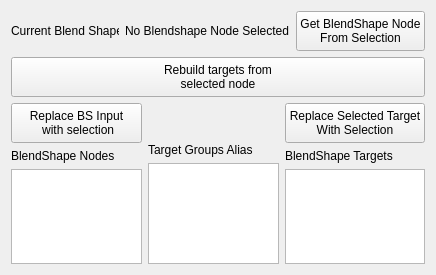
Old version of the form Python/Resources/RMblendShapeEditor.ui in the repository rendermotion/RMPY.
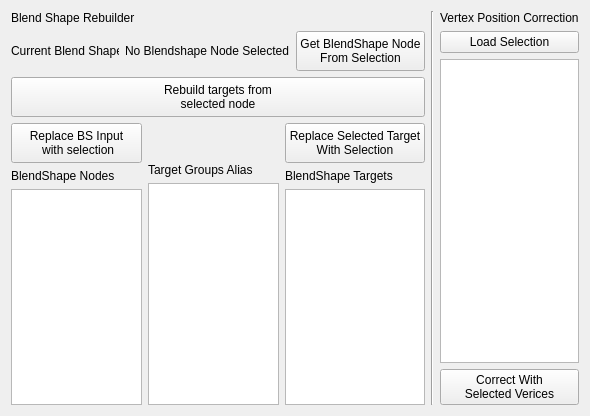
New version of the form.

Commit message:
Correcciones al BlendShape Editor,
Se agrego una herramienta para poder restaurar llos vertices de un
blendshape a la posicion de su padre.

What changed in the file:
```diff
--- a/Python/Resources/RMblendShapeEditor.ui
+++ b/Python/Resources/RMblendShapeEditor.ui
@@ -6,14 +6,23 @@
    <rect>
     <x>0</x>
     <y>0</y>
-    <width>390</width>
-    <height>275</height>
+    <width>533</width>
+    <height>416</height>
    </rect>
   </property>
   <property name="windowTitle">
    <string>Form</string>
   </property>
-  <layout class="QVBoxLayout" name="verticalLayout_4">
+  <layout class="QHBoxLayout" name="horizontalLayout_4">
+   <item>
+    <layout class="QVBoxLayout" name="verticalLayout_5">
+     <item>
+      <widget class="QLabel" name="BlendShapeRebuilderLabel">
+       <property name="text">
+        <string>Blend Shape Rebuilder</string>
+       </property>
+      </widget>
+     </item>
    <item>
     <layout class="QHBoxLayout" name="horizontalLayout_3">
      <item>
@@ -175,6 +184,56 @@
         <widget class="QListWidget" name="TargetList"/>
        </item>
       </layout>
+       </item>
+      </layout>
+     </item>
+    </layout>
+   </item>
+   <item>
+    <widget class="Line" name="line">
+     <property name="orientation">
+      <enum>Qt::Vertical</enum>
+     </property>
+    </widget>
+   </item>
+   <item>
+    <layout class="QVBoxLayout" name="verticalLayout_4">
+     <item>
+      <widget class="QLabel" name="CorrectVtxPosBtn">
+       <property name="frameShape">
+        <enum>QFrame::NoFrame</enum>
+       </property>
+       <property name="text">
+        <string>Vertex Position Correction</string>
+       </property>
+      </widget>
+     </item>
+     <item>
+      <widget class="QPushButton" name="LoadSelectionBtn">
+       <property name="toolTip">
+        <string>Load Targets you want to correct, then select the vertex on the original shape that you want to transfer to this targets. </string>
+       </property>
+       <property name="text">
+        <string>Load Selection</string>
+       </property>
+      </widget>
+     </item>
+     <item>
+      <widget class="QListWidget" name="listWidget"/>
+     </item>
+     <item>
+      <widget class="QPushButton" name="CorrectVtxBtn">
+       <property name="minimumSize">
+        <size>
+         <width>100</width>
+         <height>30</height>
+        </size>
+       </property>
+       <property name="text">
+        <string>Correct With 
+Selected Verices</string>
+       </property>
+      </widget>
      </item>
     </layout>
    </item>
```
Lines whose indentation alone changed are shown as unchanged. The commit also changes 10 other files.
